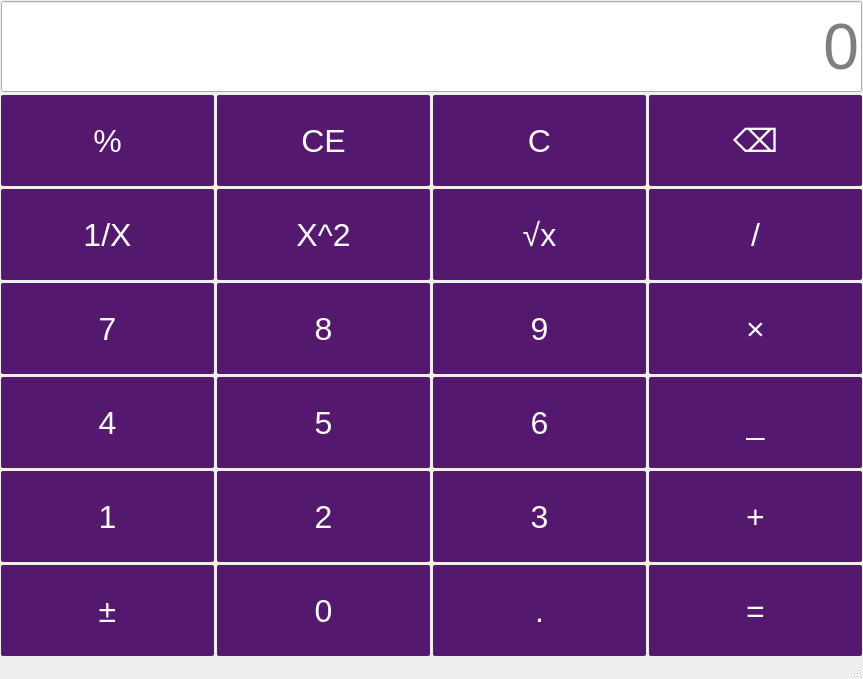
This is mainwindow.ui in z1p4444/qt as Qt 5 draws it before an edit. The edited form follows.
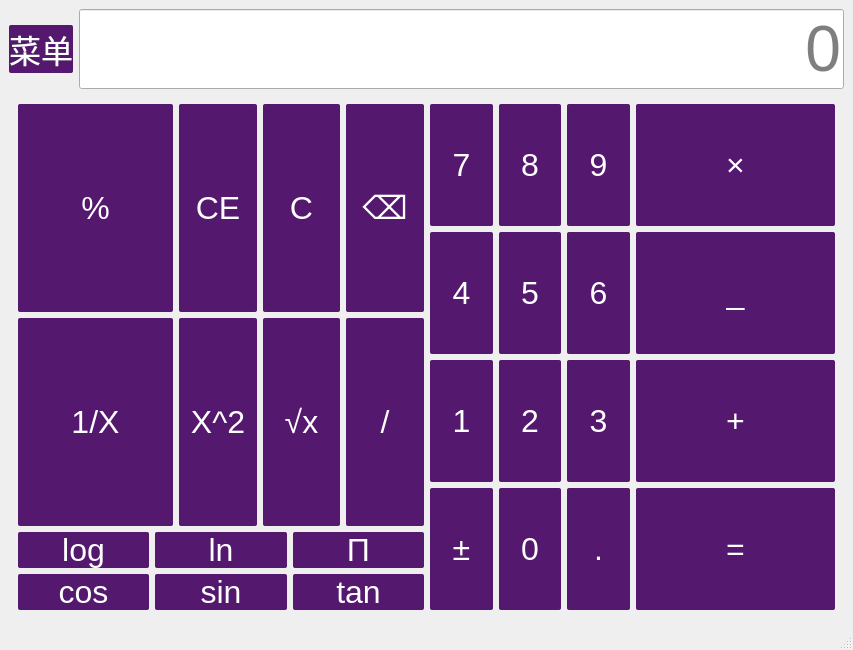
This is the edited form.

Commit message: 第二个科学计算器模块

The edit to the form file:
```diff
--- a/mainwindow.ui
+++ b/mainwindow.ui
@@ -6,8 +6,8 @@
    <rect>
     <x>0</x>
     <y>0</y>
-    <width>863</width>
-    <height>679</height>
+    <width>853</width>
+    <height>650</height>
    </rect>
   </property>
   <property name="windowTitle">
@@ -33,38 +33,48 @@
 }</string>
   </property>
   <widget class="QWidget" name="centralwidget">
+   <layout class="QGridLayout" name="gridLayout_8">
+    <item row="0" column="0">
+     <layout class="QHBoxLayout" name="horizontalLayout_2">
+      <item>
+       <widget class="QPushButton" name="menuButton">
+        <property name="text">
+         <string>菜单</string>
+        </property>
+       </widget>
+      </item>
+      <item>
+       <widget class="QLineEdit" name="display">
+        <property name="sizePolicy">
+         <sizepolicy hsizetype="Expanding" vsizetype="Preferred">
+          <horstretch>0</horstretch>
+          <verstretch>0</verstretch>
+         </sizepolicy>
+        </property>
+        <property name="alignment">
+         <set>Qt::AlignmentFlag::AlignRight|Qt::AlignmentFlag::AlignTrailing|Qt::AlignmentFlag::AlignVCenter</set>
+        </property>
+        <property name="placeholderText">
+         <string>0</string>
+        </property>
+       </widget>
+      </item>
+     </layout>
+    </item>
+    <item row="1" column="0">
+     <widget class="QStackedWidget" name="stackedWidget">
+      <property name="currentIndex">
+       <number>1</number>
+      </property>
+      <widget class="QWidget" name="page">
+       <layout class="QVBoxLayout" name="verticalLayout_2">
+        <item>
+         <layout class="QHBoxLayout" name="horizontalLayout">
+          <item>
    <layout class="QVBoxLayout" name="verticalLayout">
-    <property name="spacing">
-     <number>3</number>
-    </property>
-    <property name="leftMargin">
-     <number>1</number>
-    </property>
-    <property name="topMargin">
-     <number>1</number>
-    </property>
-    <property name="rightMargin">
-     <number>1</number>
-    </property>
-    <property name="bottomMargin">
-     <number>1</number>
-    </property>
     <item>
-     <layout class="QGridLayout" name="gridLayout">
-      <item row="1" column="0">
-       <widget class="QPushButton" name="btnPercentage">
-        <property name="sizePolicy">
-         <sizepolicy hsizetype="Minimum" vsizetype="Minimum">
-          <horstretch>0</horstretch>
-          <verstretch>0</verstretch>
-         </sizepolicy>
-        </property>
-        <property name="text">
-         <string>%</string>
-        </property>
-       </widget>
-      </item>
-      <item row="1" column="2">
+             <layout class="QGridLayout" name="gridLayout_3">
+              <item row="0" column="3">
        <widget class="QPushButton" name="btnClear">
         <property name="sizePolicy">
          <sizepolicy hsizetype="Minimum" vsizetype="Minimum">
@@ -77,7 +87,33 @@
         </property>
        </widget>
       </item>
-      <item row="2" column="1">
+              <item row="0" column="4">
+               <widget class="QPushButton" name="btnDel">
+                <property name="sizePolicy">
+                 <sizepolicy hsizetype="Minimum" vsizetype="Minimum">
+                  <horstretch>0</horstretch>
+                  <verstretch>0</verstretch>
+                 </sizepolicy>
+                </property>
+                <property name="text">
+                 <string>⌫</string>
+                </property>
+               </widget>
+              </item>
+              <item row="1" column="0" colspan="2">
+               <widget class="QPushButton" name="btnInverse">
+                <property name="sizePolicy">
+                 <sizepolicy hsizetype="Minimum" vsizetype="Minimum">
+                  <horstretch>0</horstretch>
+                  <verstretch>0</verstretch>
+                 </sizepolicy>
+                </property>
+                <property name="text">
+                 <string>1/X</string>
+                </property>
+               </widget>
+              </item>
+              <item row="1" column="2">
        <widget class="QPushButton" name="btnSquare">
         <property name="sizePolicy">
          <sizepolicy hsizetype="Minimum" vsizetype="Minimum">
@@ -90,8 +126,8 @@
         </property>
        </widget>
       </item>
-      <item row="4" column="2">
-       <widget class="QPushButton" name="btnNum6">
+              <item row="1" column="3">
+               <widget class="QPushButton" name="btnSqrt">
         <property name="sizePolicy">
          <sizepolicy hsizetype="Minimum" vsizetype="Minimum">
           <horstretch>0</horstretch>
@@ -103,8 +139,8 @@
         </property>
        </widget>
       </item>
-      <item row="4" column="3">
-       <widget class="QPushButton" name="btnMinus">
+              <item row="1" column="4">
+               <widget class="QPushButton" name="btnDivide">
         <property name="sizePolicy">
          <sizepolicy hsizetype="Minimum" vsizetype="Minimum">
           <horstretch>0</horstretch>
@@ -116,7 +152,50 @@
         </property>
        </widget>
       </item>
-      <item row="3" column="1">
+              <item row="0" column="2">
+               <widget class="QPushButton" name="btnClearAll">
+                <property name="sizePolicy">
+                 <sizepolicy hsizetype="Minimum" vsizetype="Minimum">
+                  <horstretch>0</horstretch>
+                  <verstretch>0</verstretch>
+                 </sizepolicy>
+                </property>
+                <property name="text">
+                 <string>CE</string>
+                </property>
+               </widget>
+              </item>
+              <item row="0" column="0" colspan="2">
+               <widget class="QPushButton" name="btnPercentage">
+                <property name="sizePolicy">
+                 <sizepolicy hsizetype="Minimum" vsizetype="Minimum">
+                  <horstretch>0</horstretch>
+                  <verstretch>0</verstretch>
+                 </sizepolicy>
+                </property>
+                <property name="text">
+                 <string>%</string>
+                </property>
+               </widget>
+              </item>
+             </layout>
+            </item>
+            <item>
+             <layout class="QGridLayout" name="gridLayout">
+              <item row="0" column="0">
+               <widget class="QPushButton" name="btnNum7">
+                <property name="sizePolicy">
+                 <sizepolicy hsizetype="Minimum" vsizetype="Minimum">
+                  <horstretch>0</horstretch>
+                  <verstretch>0</verstretch>
+                 </sizepolicy>
+                </property>
+                <property name="text">
+                 <string>7</string>
+                </property>
+               </widget>
+              </item>
+              <item row="0" column="1">
        <widget class="QPushButton" name="btnNum8">
         <property name="sizePolicy">
          <sizepolicy hsizetype="Minimum" vsizetype="Minimum">
@@ -129,8 +208,8 @@
         </property>
        </widget>
       </item>
-      <item row="5" column="0">
-       <widget class="QPushButton" name="btnNum1">
+              <item row="0" column="2">
+               <widget class="QPushButton" name="btnNum9">
         <property name="sizePolicy">
          <sizepolicy hsizetype="Minimum" vsizetype="Minimum">
           <horstretch>0</horstretch>
@@ -142,8 +221,8 @@
         </property>
        </widget>
       </item>
-      <item row="6" column="3">
-       <widget class="QPushButton" name="btnEqual">
+              <item row="1" column="0">
+               <widget class="QPushButton" name="btnNum4">
         <property name="sizePolicy">
          <sizepolicy hsizetype="Minimum" vsizetype="Minimum">
           <horstretch>0</horstretch>
@@ -155,33 +234,7 @@
         </property>
        </widget>
       </item>
-      <item row="5" column="3">
-       <widget class="QPushButton" name="btnPlus">
-        <property name="sizePolicy">
-         <sizepolicy hsizetype="Minimum" vsizetype="Minimum">
-          <horstretch>0</horstretch>
-          <verstretch>0</verstretch>
-         </sizepolicy>
-        </property>
-        <property name="text">
-         <string>+</string>
-        </property>
-       </widget>
-      </item>
-      <item row="6" column="1">
-       <widget class="QPushButton" name="btnNum0">
-        <property name="sizePolicy">
-         <sizepolicy hsizetype="Minimum" vsizetype="Minimum">
-          <horstretch>0</horstretch>
-          <verstretch>0</verstretch>
-         </sizepolicy>
-        </property>
-        <property name="text">
-         <string>0</string>
-        </property>
-       </widget>
-      </item>
-      <item row="4" column="1">
+              <item row="1" column="1">
        <widget class="QPushButton" name="btnNum5">
         <property name="sizePolicy">
          <sizepolicy hsizetype="Minimum" vsizetype="Minimum">
@@ -194,8 +247,8 @@
         </property>
        </widget>
       </item>
-      <item row="1" column="1">
-       <widget class="QPushButton" name="btnClearAll">
+              <item row="1" column="2">
+               <widget class="QPushButton" name="btnNum6">
         <property name="sizePolicy">
          <sizepolicy hsizetype="Minimum" vsizetype="Minimum">
           <horstretch>0</horstretch>
@@ -207,8 +260,8 @@
         </property>
        </widget>
       </item>
-      <item row="5" column="2">
-       <widget class="QPushButton" name="btnNum3">
+              <item row="2" column="0">
+               <widget class="QPushButton" name="btnNum1">
         <property name="sizePolicy">
          <sizepolicy hsizetype="Minimum" vsizetype="Minimum">
           <horstretch>0</horstretch>
@@ -220,7 +273,7 @@
         </property>
        </widget>
       </item>
-      <item row="5" column="1">
+              <item row="2" column="1">
        <widget class="QPushButton" name="btnNum2">
         <property name="sizePolicy">
          <sizepolicy hsizetype="Minimum" vsizetype="Minimum">
@@ -233,8 +286,8 @@
         </property>
        </widget>
       </item>
-      <item row="4" column="0">
-       <widget class="QPushButton" name="btnNum4">
+              <item row="2" column="2">
+               <widget class="QPushButton" name="btnNum3">
         <property name="sizePolicy">
          <sizepolicy hsizetype="Minimum" vsizetype="Minimum">
           <horstretch>0</horstretch>
@@ -246,20 +299,7 @@
         </property>
        </widget>
       </item>
-      <item row="2" column="0">
-       <widget class="QPushButton" name="btnInverse">
-        <property name="sizePolicy">
-         <sizepolicy hsizetype="Minimum" vsizetype="Minimum">
-          <horstretch>0</horstretch>
-          <verstretch>0</verstretch>
-         </sizepolicy>
-        </property>
-        <property name="text">
-         <string>1/X</string>
-        </property>
-       </widget>
-      </item>
-      <item row="6" column="0">
+              <item row="3" column="0">
        <widget class="QPushButton" name="btnSign">
         <property name="sizePolicy">
          <sizepolicy hsizetype="Minimum" vsizetype="Minimum">
@@ -272,7 +312,20 @@
         </property>
        </widget>
       </item>
-      <item row="6" column="2">
+              <item row="3" column="1">
+               <widget class="QPushButton" name="btnNum0">
+                <property name="sizePolicy">
+                 <sizepolicy hsizetype="Minimum" vsizetype="Minimum">
+                  <horstretch>0</horstretch>
+                  <verstretch>0</verstretch>
+                 </sizepolicy>
+                </property>
+                <property name="text">
+                 <string>0</string>
+                </property>
+               </widget>
+              </item>
+              <item row="3" column="2">
        <widget class="QPushButton" name="btnPeriod">
         <property name="sizePolicy">
          <sizepolicy hsizetype="Minimum" vsizetype="Minimum">
@@ -285,49 +338,13 @@
         </property>
        </widget>
       </item>
-      <item row="0" column="0" colspan="4">
-       <widget class="QLineEdit" name="display">
-        <property name="sizePolicy">
-         <sizepolicy hsizetype="Expanding" vsizetype="Preferred">
-          <horstretch>0</horstretch>
-          <verstretch>0</verstretch>
-         </sizepolicy>
-        </property>
-        <property name="alignment">
-         <set>Qt::AlignmentFlag::AlignRight|Qt::AlignmentFlag::AlignTrailing|Qt::AlignmentFlag::AlignVCenter</set>
-        </property>
-        <property name="placeholderText">
-         <string>0</string>
-        </property>
-       </widget>
-      </item>
-      <item row="3" column="2">
-       <widget class="QPushButton" name="btnNum9">
-        <property name="sizePolicy">
-         <sizepolicy hsizetype="Minimum" vsizetype="Minimum">
-          <horstretch>0</horstretch>
-          <verstretch>0</verstretch>
-         </sizepolicy>
-        </property>
-        <property name="text">
-         <string>9</string>
-        </property>
-       </widget>
-      </item>
-      <item row="3" column="0">
-       <widget class="QPushButton" name="btnNum7">
-        <property name="sizePolicy">
-         <sizepolicy hsizetype="Minimum" vsizetype="Minimum">
-          <horstretch>0</horstretch>
-          <verstretch>0</verstretch>
-         </sizepolicy>
-        </property>
-        <property name="text">
-         <string>7</string>
-        </property>
-       </widget>
-      </item>
-      <item row="3" column="3">
+             </layout>
+            </item>
+           </layout>
+          </item>
+          <item>
+           <layout class="QGridLayout" name="gridLayout_4">
+            <item row="0" column="0">
        <widget class="QPushButton" name="btnMultiple">
         <property name="sizePolicy">
          <sizepolicy hsizetype="Minimum" vsizetype="Minimum">
@@ -340,8 +357,8 @@
         </property>
        </widget>
       </item>
-      <item row="2" column="3">
-       <widget class="QPushButton" name="btnDivide">
+            <item row="1" column="0">
+             <widget class="QPushButton" name="btnMinus">
         <property name="sizePolicy">
          <sizepolicy hsizetype="Minimum" vsizetype="Minimum">
           <horstretch>0</horstretch>
@@ -353,8 +370,57 @@
         </property>
        </widget>
       </item>
-      <item row="1" column="3">
-       <widget class="QPushButton" name="btnDel">
+            <item row="2" column="0">
+             <widget class="QPushButton" name="btnPlus">
+              <property name="sizePolicy">
+               <sizepolicy hsizetype="Minimum" vsizetype="Minimum">
+                <horstretch>0</horstretch>
+                <verstretch>0</verstretch>
+               </sizepolicy>
+              </property>
+              <property name="text">
+               <string>+</string>
+              </property>
+             </widget>
+            </item>
+            <item row="3" column="0">
+             <widget class="QPushButton" name="btnEqual">
+              <property name="sizePolicy">
+               <sizepolicy hsizetype="Minimum" vsizetype="Minimum">
+                <horstretch>0</horstretch>
+                <verstretch>0</verstretch>
+               </sizepolicy>
+              </property>
+              <property name="text">
+               <string>=</string>
+              </property>
+             </widget>
+            </item>
+           </layout>
+          </item>
+         </layout>
+        </item>
+       </layout>
+      </widget>
+      <widget class="QWidget" name="page_3">
+       <layout class="QGridLayout" name="gridLayout_9">
+        <item row="0" column="0">
+         <layout class="QGridLayout" name="gridLayout_5">
+          <item row="0" column="3">
+           <widget class="QPushButton" name="btnClear_3">
+            <property name="sizePolicy">
+             <sizepolicy hsizetype="Minimum" vsizetype="Minimum">
+              <horstretch>0</horstretch>
+              <verstretch>0</verstretch>
+             </sizepolicy>
+            </property>
+            <property name="text">
+             <string>C</string>
+            </property>
+           </widget>
+          </item>
+          <item row="0" column="4">
+           <widget class="QPushButton" name="btnDel_3">
         <property name="sizePolicy">
          <sizepolicy hsizetype="Minimum" vsizetype="Minimum">
           <horstretch>0</horstretch>
@@ -366,8 +432,34 @@
         </property>
        </widget>
       </item>
-      <item row="2" column="2">
-       <widget class="QPushButton" name="btnSqrt">
+          <item row="1" column="0" colspan="2">
+           <widget class="QPushButton" name="btnInverse_3">
+            <property name="sizePolicy">
+             <sizepolicy hsizetype="Minimum" vsizetype="Minimum">
+              <horstretch>0</horstretch>
+              <verstretch>0</verstretch>
+             </sizepolicy>
+            </property>
+            <property name="text">
+             <string>1/X</string>
+            </property>
+           </widget>
+          </item>
+          <item row="1" column="2">
+           <widget class="QPushButton" name="btnSquare_3">
+            <property name="sizePolicy">
+             <sizepolicy hsizetype="Minimum" vsizetype="Minimum">
+              <horstretch>0</horstretch>
+              <verstretch>0</verstretch>
+             </sizepolicy>
+            </property>
+            <property name="text">
+             <string>X^2</string>
+            </property>
+           </widget>
+          </item>
+          <item row="1" column="3">
+           <widget class="QPushButton" name="btnSqrt_3">
         <property name="sizePolicy">
          <sizepolicy hsizetype="Minimum" vsizetype="Minimum">
           <horstretch>0</horstretch>
@@ -379,7 +471,318 @@
         </property>
        </widget>
       </item>
-     </layout>
+          <item row="1" column="4">
+           <widget class="QPushButton" name="btnDivide_3">
+            <property name="sizePolicy">
+             <sizepolicy hsizetype="Minimum" vsizetype="Minimum">
+              <horstretch>0</horstretch>
+              <verstretch>0</verstretch>
+             </sizepolicy>
+            </property>
+            <property name="text">
+             <string>/</string>
+            </property>
+           </widget>
+          </item>
+          <item row="0" column="2">
+           <widget class="QPushButton" name="btnClearAll_3">
+            <property name="sizePolicy">
+             <sizepolicy hsizetype="Minimum" vsizetype="Minimum">
+              <horstretch>0</horstretch>
+              <verstretch>0</verstretch>
+             </sizepolicy>
+            </property>
+            <property name="text">
+             <string>CE</string>
+            </property>
+           </widget>
+          </item>
+          <item row="0" column="0" colspan="2">
+           <widget class="QPushButton" name="btnPercentage_3">
+            <property name="sizePolicy">
+             <sizepolicy hsizetype="Minimum" vsizetype="Minimum">
+              <horstretch>0</horstretch>
+              <verstretch>0</verstretch>
+             </sizepolicy>
+            </property>
+            <property name="text">
+             <string>%</string>
+            </property>
+           </widget>
+          </item>
+         </layout>
+        </item>
+        <item row="0" column="1" rowspan="2">
+         <layout class="QHBoxLayout" name="horizontalLayout_4">
+          <item>
+           <layout class="QGridLayout" name="gridLayout_6">
+            <item row="0" column="0">
+             <widget class="QPushButton" name="btnNum7_3">
+              <property name="sizePolicy">
+               <sizepolicy hsizetype="Minimum" vsizetype="Minimum">
+                <horstretch>0</horstretch>
+                <verstretch>0</verstretch>
+               </sizepolicy>
+              </property>
+              <property name="text">
+               <string>7</string>
+              </property>
+             </widget>
+            </item>
+            <item row="0" column="1">
+             <widget class="QPushButton" name="btnNum8_3">
+              <property name="sizePolicy">
+               <sizepolicy hsizetype="Minimum" vsizetype="Minimum">
+                <horstretch>0</horstretch>
+                <verstretch>0</verstretch>
+               </sizepolicy>
+              </property>
+              <property name="text">
+               <string>8</string>
+              </property>
+             </widget>
+            </item>
+            <item row="0" column="2">
+             <widget class="QPushButton" name="btnNum9_3">
+              <property name="sizePolicy">
+               <sizepolicy hsizetype="Minimum" vsizetype="Minimum">
+                <horstretch>0</horstretch>
+                <verstretch>0</verstretch>
+               </sizepolicy>
+              </property>
+              <property name="text">
+               <string>9</string>
+              </property>
+             </widget>
+            </item>
+            <item row="1" column="0">
+             <widget class="QPushButton" name="btnNum4_3">
+              <property name="sizePolicy">
+               <sizepolicy hsizetype="Minimum" vsizetype="Minimum">
+                <horstretch>0</horstretch>
+                <verstretch>0</verstretch>
+               </sizepolicy>
+              </property>
+              <property name="text">
+               <string>4</string>
+              </property>
+             </widget>
+            </item>
+            <item row="1" column="1">
+             <widget class="QPushButton" name="btnNum5_3">
+              <property name="sizePolicy">
+               <sizepolicy hsizetype="Minimum" vsizetype="Minimum">
+                <horstretch>0</horstretch>
+                <verstretch>0</verstretch>
+               </sizepolicy>
+              </property>
+              <property name="text">
+               <string>5</string>
+              </property>
+             </widget>
+            </item>
+            <item row="1" column="2">
+             <widget class="QPushButton" name="btnNum6_3">
+              <property name="sizePolicy">
+               <sizepolicy hsizetype="Minimum" vsizetype="Minimum">
+                <horstretch>0</horstretch>
+                <verstretch>0</verstretch>
+               </sizepolicy>
+              </property>
+              <property name="text">
+               <string>6</string>
+              </property>
+             </widget>
+            </item>
+            <item row="2" column="0">
+             <widget class="QPushButton" name="btnNum1_3">
+              <property name="sizePolicy">
+               <sizepolicy hsizetype="Minimum" vsizetype="Minimum">
+                <horstretch>0</horstretch>
+                <verstretch>0</verstretch>
+               </sizepolicy>
+              </property>
+              <property name="text">
+               <string>1</string>
+              </property>
+             </widget>
+            </item>
+            <item row="2" column="1">
+             <widget class="QPushButton" name="btnNum2_3">
+              <property name="sizePolicy">
+               <sizepolicy hsizetype="Minimum" vsizetype="Minimum">
+                <horstretch>0</horstretch>
+                <verstretch>0</verstretch>
+               </sizepolicy>
+              </property>
+              <property name="text">
+               <string>2</string>
+              </property>
+             </widget>
+            </item>
+            <item row="2" column="2">
+             <widget class="QPushButton" name="btnNum3_3">
+              <property name="sizePolicy">
+               <sizepolicy hsizetype="Minimum" vsizetype="Minimum">
+                <horstretch>0</horstretch>
+                <verstretch>0</verstretch>
+               </sizepolicy>
+              </property>
+              <property name="text">
+               <string>3</string>
+              </property>
+             </widget>
+            </item>
+            <item row="3" column="0">
+             <widget class="QPushButton" name="btnSign_3">
+              <property name="sizePolicy">
+               <sizepolicy hsizetype="Minimum" vsizetype="Minimum">
+                <horstretch>0</horstretch>
+                <verstretch>0</verstretch>
+               </sizepolicy>
+              </property>
+              <property name="text">
+               <string>±</string>
+              </property>
+             </widget>
+            </item>
+            <item row="3" column="1">
+             <widget class="QPushButton" name="btnNum0_3">
+              <property name="sizePolicy">
+               <sizepolicy hsizetype="Minimum" vsizetype="Minimum">
+                <horstretch>0</horstretch>
+                <verstretch>0</verstretch>
+               </sizepolicy>
+              </property>
+              <property name="text">
+               <string>0</string>
+              </property>
+             </widget>
+            </item>
+            <item row="3" column="2">
+             <widget class="QPushButton" name="btnPeriod_3">
+              <property name="sizePolicy">
+               <sizepolicy hsizetype="Minimum" vsizetype="Minimum">
+                <horstretch>0</horstretch>
+                <verstretch>0</verstretch>
+               </sizepolicy>
+              </property>
+              <property name="text">
+               <string>.</string>
+              </property>
+             </widget>
+            </item>
+           </layout>
+          </item>
+          <item>
+           <layout class="QVBoxLayout" name="verticalLayout_5">
+            <item>
+             <widget class="QPushButton" name="btnMultiple_3">
+              <property name="sizePolicy">
+               <sizepolicy hsizetype="Minimum" vsizetype="Minimum">
+                <horstretch>0</horstretch>
+                <verstretch>0</verstretch>
+               </sizepolicy>
+              </property>
+              <property name="text">
+               <string>×</string>
+              </property>
+             </widget>
+            </item>
+            <item>
+             <widget class="QPushButton" name="btnMinus_3">
+              <property name="sizePolicy">
+               <sizepolicy hsizetype="Minimum" vsizetype="Minimum">
+                <horstretch>0</horstretch>
+                <verstretch>0</verstretch>
+               </sizepolicy>
+              </property>
+              <property name="text">
+               <string>_</string>
+              </property>
+             </widget>
+            </item>
+            <item>
+             <widget class="QPushButton" name="btnPlus_3">
+              <property name="sizePolicy">
+               <sizepolicy hsizetype="Minimum" vsizetype="Minimum">
+                <horstretch>0</horstretch>
+                <verstretch>0</verstretch>
+               </sizepolicy>
+              </property>
+              <property name="text">
+               <string>+</string>
+              </property>
+             </widget>
+            </item>
+            <item>
+             <widget class="QPushButton" name="btnEqual_3">
+              <property name="sizePolicy">
+               <sizepolicy hsizetype="Minimum" vsizetype="Minimum">
+                <horstretch>0</horstretch>
+                <verstretch>0</verstretch>
+               </sizepolicy>
+              </property>
+              <property name="text">
+               <string>=</string>
+              </property>
+             </widget>
+            </item>
+           </layout>
+          </item>
+         </layout>
+        </item>
+        <item row="1" column="0">
+         <layout class="QGridLayout" name="gridLayout_7">
+          <item row="0" column="0">
+           <widget class="QPushButton" name="btnLog">
+            <property name="text">
+             <string>log</string>
+            </property>
+           </widget>
+          </item>
+          <item row="0" column="1">
+           <widget class="QPushButton" name="btnLn">
+            <property name="text">
+             <string>ln</string>
+            </property>
+           </widget>
+          </item>
+          <item row="0" column="2">
+           <widget class="QPushButton" name="btnPi">
+            <property name="text">
+             <string>Π</string>
+            </property>
+           </widget>
+          </item>
+          <item row="1" column="0">
+           <widget class="QPushButton" name="btnCos">
+            <property name="text">
+             <string>cos</string>
+            </property>
+           </widget>
+          </item>
+          <item row="1" column="1">
+           <widget class="QPushButton" name="btnSin">
+            <property name="text">
+             <string>sin</string>
+            </property>
+           </widget>
+          </item>
+          <item row="1" column="2">
+           <widget class="QPushButton" name="btnTan">
+            <property name="text">
+             <string>tan</string>
+            </property>
+           </widget>
+          </item>
+         </layout>
+        </item>
+       </layout>
+      </widget>
+      <widget class="QWidget" name="page_4"/>
+      <widget class="QWidget" name="page_2"/>
+     </widget>
     </item>
    </layout>
   </widget>
```
Left out of the diff: 18 changed lines with no effect on the pictures. Lines whose indentation alone changed are shown as unchanged. The commit also changes 2 other files.
